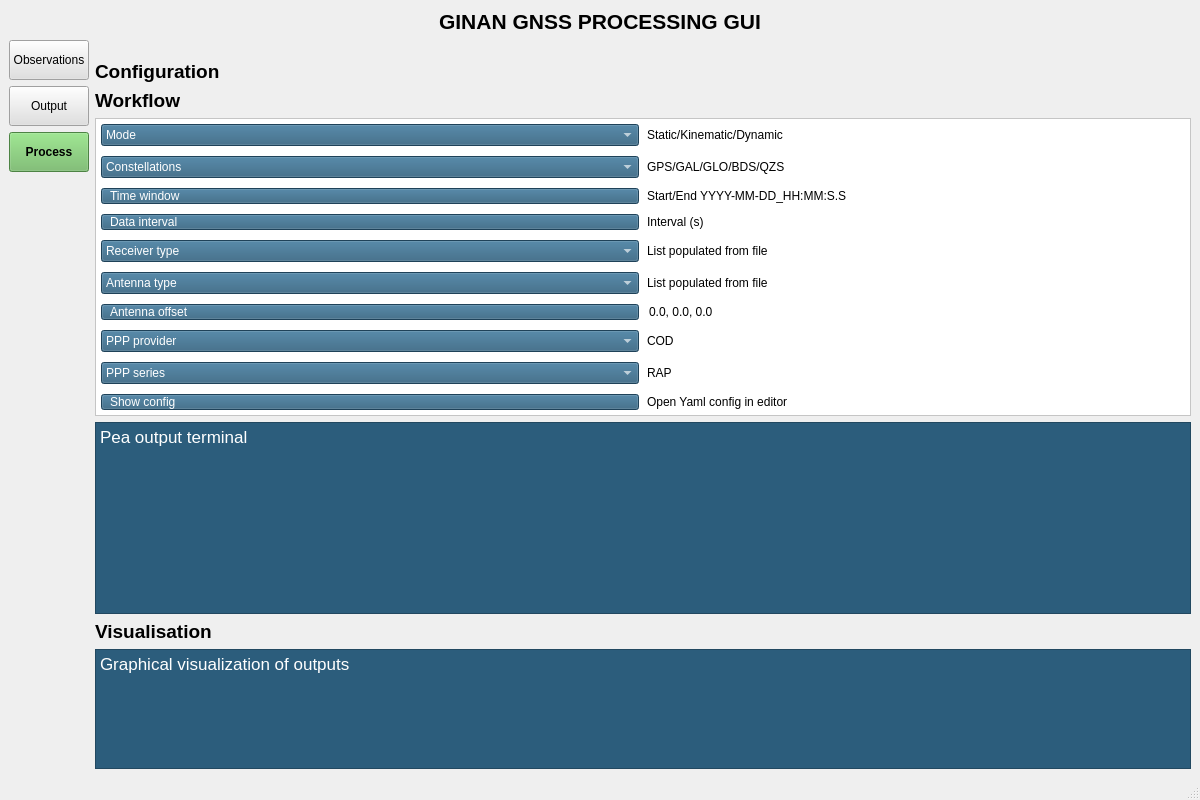
u7327620/Ginan-UI, file app/views/main_window.ui: the form before one commit.
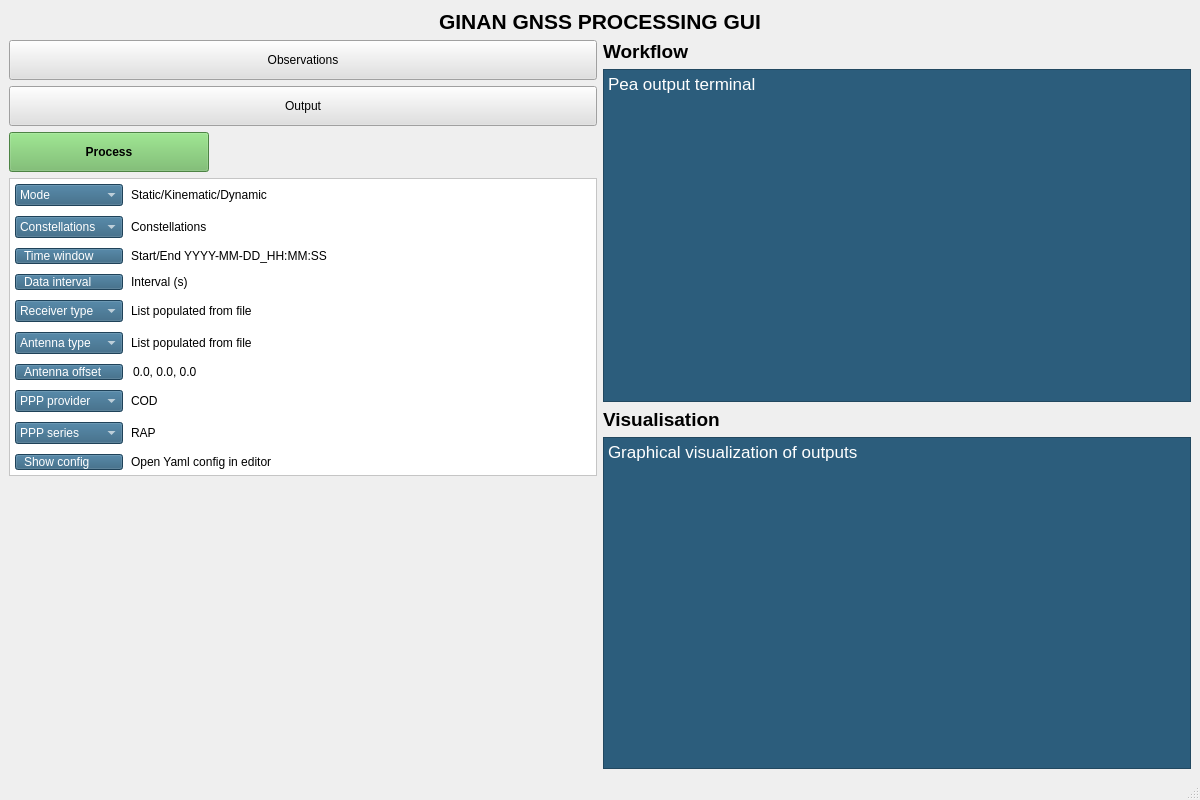
The form after the commit.

Commit message: Modified in accordance with the main branch

```diff
--- a/app/views/main_window.ui
+++ b/app/views/main_window.ui
@@ -69,97 +69,10 @@
         </item>
         <item>
          <widget class="QPushButton" name="processButton">
-          <property name="minimumSize">
-           <size>
-            <width>0</width>
-            <height>40</height>
-           </size>
-          </property>
-          <property name="maximumSize">
-           <size>
-            <width>200</width>
-            <height>16777215</height>
-           </size>
-          </property>
-          <property name="styleSheet">
-           <string notr="true">background-color:#6cb75f;color:black;font-weight:bold;</string>
-          </property>
-          <property name="text">
-           <string>Process</string>
-          </property>
-         </widget>
-        </item>
-        <item>
-         <spacer name="verticalSpacer">
-          <property name="orientation">
-           <enum>Qt::Orientation::Vertical</enum>
-          </property>
-          <property name="sizeHint" stdset="0">
-           <size>
-            <width>20</width>
-            <height>40</height>
-           </size>
-          </property>
-         </spacer>
-        </item>
-       </layout>
-      </item>
-      <item>
-       <layout class="QVBoxLayout" name="rightLayout">
-        <item>
-         <layout class="QHBoxLayout" name="processButtonLayout">
-          <item>
-           <spacer name="horizontalSpacer">
-            <property name="orientation">
-             <enum>Qt::Orientation::Horizontal</enum>
-            </property>
-            <property name="sizeHint" stdset="0">
-             <size>
-              <width>40</width>
-              <height>20</height>
-             </size>
-            </property>
-           </spacer>
-          </item>
-          <item>
-           <spacer name="horizontalSpacer_2">
-            <property name="orientation">
-             <enum>Qt::Orientation::Horizontal</enum>
-            </property>
-            <property name="sizeHint" stdset="0">
-             <size>
-              <width>40</width>
-              <height>20</height>
-             </size>
-            </property>
-           </spacer>
-          </item>
-         </layout>
-        </item>
-        <item>
-         <widget class="QLabel" name="configLabel">
-          <property name="font">
-           <font>
-            <pointsize>14</pointsize>
-            <bold>true</bold>
-           </font>
-          </property>
-          <property name="text">
-           <string>Configuration</string>
-          </property>
-         </widget>
-        </item>
-        <item>
-         <widget class="QLabel" name="workflowLabel">
-          <property name="font">
-           <font>
-            <pointsize>14</pointsize>
-            <bold>true</bold>
-           </font>
-          </property>
-          <property name="text">
-           <string>Workflow</string>
-          </property>
+          <property name="minimumSize"><size><width>0</width><height>40</height></size></property>
+          <property name="maximumSize"><size><width>200</width><height>16777215</height></size></property>
+          <property name="styleSheet"><string notr="true">background-color:#6cb75f;color:black;font-weight:bold;</string></property>
+          <property name="text"><string>Process</string></property>
          </widget>
         </item>
         <item>
@@ -194,14 +107,8 @@
            </property>
            <item row="0" column="0">
             <widget class="QComboBox" name="Mode">
-             <property name="styleSheet">
-              <string notr="true">background-color:#2c5d7c;color:white;</string>
-             </property>
-             <item>
-              <property name="text">
-               <string>Mode</string>
-              </property>
-             </item>
+             <property name="styleSheet"><string notr="true">background-color:#2c5d7c;color:white;</string></property>
+             <item><property name="text"><string>Mode</string></property></item>
             </widget>
            </item>
            <item row="0" column="1">
@@ -211,118 +118,71 @@
              </property>
             </widget>
            </item>
-           <item row="3" column="0">
+
+           <!-- Constellations -->
+           <item row="1" column="0">
             <widget class="QComboBox" name="Constellations_2">
-             <property name="styleSheet">
-              <string notr="true">background-color:#2c5d7c;color:white;</string>
-             </property>
-             <item>
-              <property name="text">
-               <string>Constellations</string>
-              </property>
-             </item>
+             <property name="styleSheet"><string notr="true">background-color:#2c5d7c;color:white;</string></property>
+             <item><property name="text"><string>Constellations</string></property></item>
             </widget>
            </item>
-           <item row="3" column="1">
+           <item row="1" column="1">
             <widget class="QLabel" name="constellationsValue">
-             <property name="text">
-              <string>GPS/GAL/GLO/BDS/QZS</string>
-             </property>
+             <property name="text"><string>Constellations</string></property>
             </widget>
            </item>
-           <item row="5" column="0">
+
+           <!-- Time window -->
+           <item row="2" column="0">
             <widget class="QPushButton" name="timeWindowButton">
-             <property name="sizePolicy">
-              <sizepolicy hsizetype="Expanding" vsizetype="Fixed">
-               <horstretch>0</horstretch>
-               <verstretch>0</verstretch>
-              </sizepolicy>
-             </property>
-             <property name="styleSheet">
-              <string notr="true">
-                  background-color:#2c5d7c;
-                  color:white;
-                  padding:0px 8px;
-                  font:13pt &quot;Segoe UI&quot;;
-                  text-align:left;
-                </string>
-             </property>
-             <property name="text">
-              <string>Time window</string>
-             </property>
+             <property name="styleSheet"><string notr="true">background-color:#2c5d7c;color:white;padding:0px 8px;font:13pt "Segoe UI";text-align:left;</string></property>
+             <property name="text"><string>Time window</string></property>
             </widget>
            </item>
-           <item row="5" column="1">
+           <item row="2" column="1">
             <widget class="QLabel" name="timeWindowValue">
-             <property name="text">
-              <string>Start/End YYYY-MM-DD_HH:MM:S.S</string>
-             </property>
+             <property name="text"><string>Start/End YYYY-MM-DD_HH:MM:SS</string></property>
             </widget>
            </item>
-           <item row="6" column="0">
+
+           <!-- Data interval -->
+           <item row="3" column="0">
             <widget class="QPushButton" name="dataIntervalButton">
-             <property name="enabled">
-              <bool>true</bool>
-             </property>
-             <property name="sizePolicy">
-              <sizepolicy hsizetype="Expanding" vsizetype="Fixed">
-               <horstretch>0</horstretch>
-               <verstretch>0</verstretch>
-              </sizepolicy>
-             </property>
-             <property name="styleSheet">
-              <string notr="true">
-                  background-color:#2c5d7c;
-                  color:white;
-                  padding:0px 8px;
-                  font:13pt &quot;Segoe UI&quot;;
-                  text-align:left;
-                </string>
-             </property>
-             <property name="text">
-              <string>Data interval</string>
-             </property>
+             <property name="styleSheet"><string notr="true">background-color:#2c5d7c;color:white;padding:0px 8px;font:13pt "Segoe UI";text-align:left;</string></property>
+             <property name="text"><string>Data interval</string></property>
             </widget>
            </item>
-           <item row="6" column="1">
+           <item row="3" column="1">
             <widget class="QLabel" name="dataIntervalValue">
              <property name="text">
               <string>Interval (s)</string>
              </property>
             </widget>
            </item>
-           <item row="7" column="0">
+
+           <!-- Receiver type -->
+           <item row="4" column="0">
             <widget class="QComboBox" name="Receiver_type">
-             <property name="styleSheet">
-              <string notr="true">background-color:#2c5d7c;color:white;</string>
-             </property>
-             <item>
-              <property name="text">
-               <string>Receiver type</string>
-              </property>
-             </item>
+             <property name="styleSheet"><string notr="true">background-color:#2c5d7c;color:white;</string></property>
+             <item><property name="text"><string>Receiver type</string></property></item>
             </widget>
            </item>
-           <item row="7" column="1">
+           <item row="4" column="1">
             <widget class="QLabel" name="receiverTypeValue">
              <property name="text">
               <string>List populated from file</string>
              </property>
             </widget>
            </item>
-           <item row="13" column="0">
+
+           <!-- Antenna type -->
+           <item row="5" column="0">
             <widget class="QComboBox" name="Antenna_type">
-             <property name="styleSheet">
-              <string notr="true">background-color:#2c5d7c;color:white;</string>
-             </property>
-             <item>
-              <property name="text">
-               <string>Antenna type</string>
-              </property>
-             </item>
+             <property name="styleSheet"><string notr="true">background-color:#2c5d7c;color:white;</string></property>
+             <item><property name="text"><string>Antenna type</string></property></item>
             </widget>
            </item>
-           <item row="13" column="1">
+           <item row="5" column="1">
             <widget class="QLabel" name="antennaTypeValue">
              <property name="text">
               <string>List populated from file</string>
@@ -331,7 +191,7 @@
            </item>
 
            <!-- Antenna offset -->
-           <item row="14" column="0">
+           <item row="6" column="0">
             <widget class="QPushButton" name="antennaOffsetButton">
              <property name="styleSheet">
               <string notr="true">
@@ -343,112 +203,101 @@
              <property name="text"><string>Antenna offset</string></property>
             </widget>
            </item>
-           <item row="14" column="1">
+           <item row="6" column="1">
             <widget class="QLineEdit" name="antennaOffsetValue">
              <property name="text"><string>0.0, 0.0, 0.0</string></property>
-             <property name="frame"><bool>false</bool></property>
              <property name="readOnly"><bool>true</bool></property>
              <property name="styleSheet">
               <string notr="true">background:transparent;border:none;</string>
              </property>
             </widget>
            </item>
-           
 
-           <item row="15" column="0">
+           <!-- PPP provider -->
+           <item row="7" column="0">
             <widget class="QComboBox" name="PPP_provider">
-             <property name="styleSheet">
-              <string notr="true">background-color:#2c5d7c;color:white;</string>
-             </property>
-             <item>
-              <property name="text">
-               <string>PPP provider</string>
-              </property>
-             </item>
+             <property name="styleSheet"><string notr="true">background-color:#2c5d7c;color:white;</string></property>
+             <item><property name="text"><string>PPP provider</string></property></item>
             </widget>
            </item>
-           <item row="15" column="1">
+           <item row="7" column="1">
             <widget class="QLabel" name="pppProviderValue">
              <property name="text">
               <string>COD</string>
              </property>
             </widget>
            </item>
-           <item row="16" column="0">
+
+           <!-- PPP series -->
+           <item row="8" column="0">
             <widget class="QComboBox" name="PPP_series">
-             <property name="styleSheet">
-              <string notr="true">background-color:#2c5d7c;color:white;</string>
-             </property>
-             <item>
-              <property name="text">
-               <string>PPP series</string>
-              </property>
-             </item>
+             <property name="styleSheet"><string notr="true">background-color:#2c5d7c;color:white;</string></property>
+             <item><property name="text"><string>PPP series</string></property></item>
             </widget>
            </item>
-           <item row="16" column="1">
+           <item row="8" column="1">
             <widget class="QLabel" name="pppSeriesValue">
              <property name="text">
               <string>RAP</string>
              </property>
             </widget>
            </item>
-           <item row="17" column="0">
+
+           <!-- Show config -->
+           <item row="9" column="0">
             <widget class="QPushButton" name="showConfigButton">
-             <property name="sizePolicy">
-              <sizepolicy hsizetype="Expanding" vsizetype="Fixed">
-               <horstretch>0</horstretch>
-               <verstretch>0</verstretch>
-              </sizepolicy>
-             </property>
-             <property name="styleSheet">
-              <string notr="true">
-                  background-color:#2c5d7c;
-                  color:white;
-                  padding:0px 8px;
-                  font:13pt &quot;Segoe UI&quot;;
-                  text-align:left;
-                </string>
-             </property>
-             <property name="text">
-              <string>Show config</string>
-             </property>
+             <property name="styleSheet"><string notr="true">background-color:#2c5d7c;color:white;padding:0px 8px;font:13pt "Segoe UI";text-align:left;</string></property>
+             <property name="text"><string>Show config</string></property>
             </widget>
            </item>
-           <item row="17" column="1">
+           <item row="9" column="1">
             <widget class="QLabel" name="showConfigValue">
              <property name="text">
               <string>Open Yaml config in editor</string>
              </property>
             </widget>
            </item>
+
           </layout>
          </widget>
         </item>
         <item>
+         <spacer name="horizontalSpacer_2">
+          <property name="orientation"><enum>Qt::Orientation::Horizontal</enum></property>
+          <property name="sizeHint" stdset="0"><size><width>40</width><height>20</height></size></property>
+         </spacer>
+        </item>
+        <item>
+         <spacer name="verticalSpacer">
+          <property name="orientation"><enum>Qt::Orientation::Vertical</enum></property>
+          <property name="sizeHint" stdset="0"><size><width>20</width><height>40</height></size></property>
+         </spacer>
+        </item>
+       </layout>
+      </item>
+      <item>
+       <layout class="QVBoxLayout" name="rightLayout">
+        <item>
+         <layout class="QHBoxLayout" name="processButtonLayout"/>
+        </item>
+        <item>
+         <widget class="QLabel" name="workflowLabel">
+          <property name="font"><font><pointsize>14</pointsize><bold>true</bold></font></property>
+          <property name="text"><string>Workflow</string></property>
+         </widget>
+        </item>
+        <item>
          <widget class="QTextEdit" name="terminalTextEdit">
-          <property name="sizePolicy">
-           <sizepolicy hsizetype="Expanding" vsizetype="Fixed">
-            <horstretch>0</horstretch>
-            <verstretch>0</verstretch>
-           </sizepolicy>
-          </property>
-          <property name="styleSheet">
-           <string notr="true">background-color:#2c5d7c;color:white;</string>
-          </property>
-          <property name="readOnly">
-           <bool>true</bool>
-          </property>
-          <property name="html">
-           <string>&lt;!DOCTYPE HTML PUBLIC &quot;-//W3C//DTD HTML 4.0//EN&quot; &quot;http://www.w3.org/TR/REC-html40/strict.dtd&quot;&gt;
-&lt;html&gt;&lt;head&gt;&lt;meta name=&quot;qrichtext&quot; content=&quot;1&quot; /&gt;&lt;meta charset=&quot;utf-8&quot; /&gt;&lt;style type=&quot;text/css&quot;&gt;
+          <property name="styleSheet"><string notr="true">background-color:#2c5d7c;color:white;</string></property>
+          <property name="readOnly"><bool>true</bool></property>
+          <property name="html"><string>&lt;!DOCTYPE HTML PUBLIC "-//W3C//DTD HTML 4.0//EN" "http://www.w3.org/TR/REC-html40/strict.dtd"&gt;
+&lt;html&gt;&lt;head&gt;&lt;meta name="qrichtext" content="1"&gt;&lt;meta charset="utf-8"&gt;&lt;style type="text/css"&gt;
 p, li { white-space: pre-wrap; }
 hr { height: 1px; border-width: 0; }
-li.unchecked::marker { content: &quot;\2610&quot;; }
-li.checked::marker { content: &quot;\2612&quot;; }
-&lt;/style&gt;&lt;/head&gt;&lt;body style=&quot; font-family:'.AppleSystemUIFont'; font-size:13pt; font-weight:400; font-style:normal;&quot;&gt;
-&lt;p style=&quot; margin-top:0px; margin-bottom:0px; margin-left:0px; margin-right:0px; -qt-block-indent:0; text-indent:0px;&quot;&gt;Pea output terminal&lt;/p&gt;&lt;/body&gt;&lt;/html&gt;</string>
-          </property>
+li.unchecked::marker { content: "\2610"; }
+li.checked::marker { content: "\2612"; }
+&lt;/style&gt;&lt;/head&gt;&lt;body style=" font-family:'.AppleSystemUIFont'; font-size:13pt; font-weight:400; font-style:normal;"&gt;
+&lt;p&gt;Pea output terminal&lt;/p&gt;&lt;/body&gt;&lt;/html&gt;</string></property>
          </widget>
         </item>
         <item>
@@ -469,22 +318,16 @@
         </item>
         <item>
          <widget class="QTextEdit" name="visualisationTextEdit">
-          <property name="styleSheet">
-           <string notr="true">background-color:#2c5d7c;color:white;</string>
-          </property>
-          <property name="readOnly">
-           <bool>true</bool>
-          </property>
-          <property name="html">
-           <string>&lt;!DOCTYPE HTML PUBLIC &quot;-//W3C//DTD HTML 4.0//EN&quot; &quot;http://www.w3.org/TR/REC-html40/strict.dtd&quot;&gt;
-&lt;html&gt;&lt;head&gt;&lt;meta name=&quot;qrichtext&quot; content=&quot;1&quot; /&gt;&lt;meta charset=&quot;utf-8&quot; /&gt;&lt;style type=&quot;text/css&quot;&gt;
+          <property name="styleSheet"><string notr="true">background-color:#2c5d7c;color:white;</string></property>
+          <property name="readOnly"><bool>true</bool></property>
+          <property name="html"><string>&lt;!DOCTYPE HTML PUBLIC "-//W3C//DTD HTML 4.0//EN" "http://www.w3.org/TR/REC-html40/strict.dtd"&gt;
+&lt;html&gt;&lt;head&gt;&lt;meta name="qrichtext" content="1"&gt;&lt;meta charset="utf-8"&gt;&lt;style type="text/css"&gt;
 p, li { white-space: pre-wrap; }
 hr { height: 1px; border-width: 0; }
-li.unchecked::marker { content: &quot;\2610&quot;; }
-li.checked::marker { content: &quot;\2612&quot;; }
-&lt;/style&gt;&lt;/head&gt;&lt;body style=&quot; font-family:'.AppleSystemUIFont'; font-size:13pt; font-weight:400; font-style:normal;&quot;&gt;
-&lt;p style=&quot; margin-top:0px; margin-bottom:0px; margin-left:0px; margin-right:0px; -qt-block-indent:0; text-indent:0px;&quot;&gt;Graphical visualization of outputs&lt;/p&gt;&lt;/body&gt;&lt;/html&gt;</string>
-          </property>
+li.unchecked::marker { content: "\2610"; }
+li.checked::marker { content: "\2612"; }
+&lt;/style&gt;&lt;/head&gt;&lt;body style=" font-family:'.AppleSystemUIFont'; font-size:13pt; font-weight:400; font-style:normal;"&gt;
+&lt;p&gt;Graphical visualization of outputs&lt;/p&gt;&lt;/body&gt;&lt;/html&gt;</string></property>
          </widget>
         </item>
        </layout>
```
Left out of the diff: 119 changed lines with no effect on the pictures.
